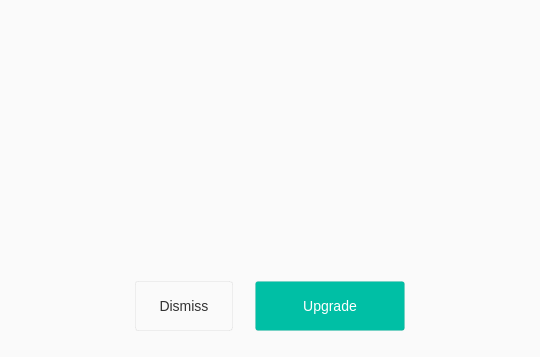
Old version of the form src/MEGASync/gui/macx/OverQuotaDialog.ui in the repository meganz/MEGAsync.
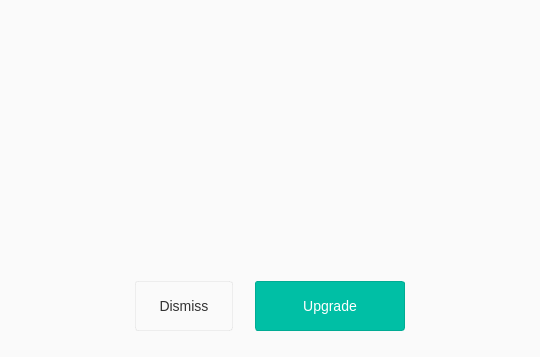
New version of the form. Icons and pictures are not drawn. Custom widgets are drawn as their Qt base class.

Commit message: Fix typo in OverQuotaDialog.ui (3 platforms)

```diff
--- a/src/MEGASync/gui/macx/OverQuotaDialog.ui
+++ b/src/MEGASync/gui/macx/OverQuotaDialog.ui
@@ -445,7 +445,7 @@
 background-color: #00BFA5;
  border-radius: 3px;
  border: 1px solid rgba(0, 0, 0, 5%);
-boder-color:#00AC94;
+ border-color:#00AC94;
  padding: 7px 14px 7px 14px;
  font-family: &quot;Lato&quot;;
  font-size: 14px;
```
The commit also changes 2 other files.
